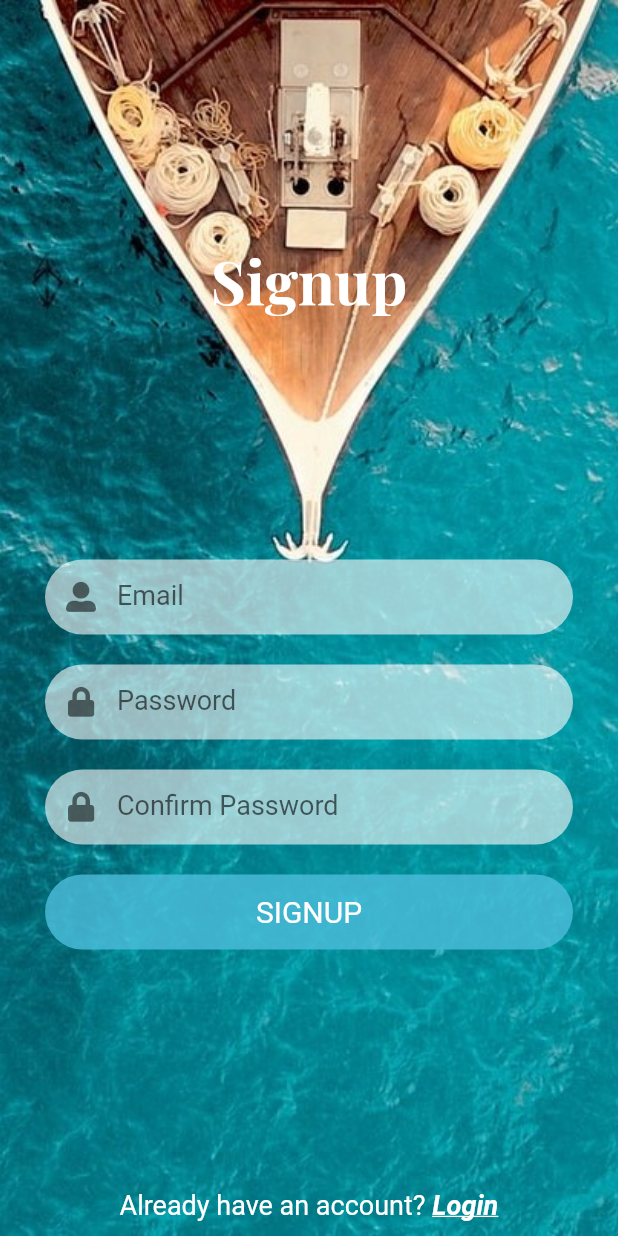
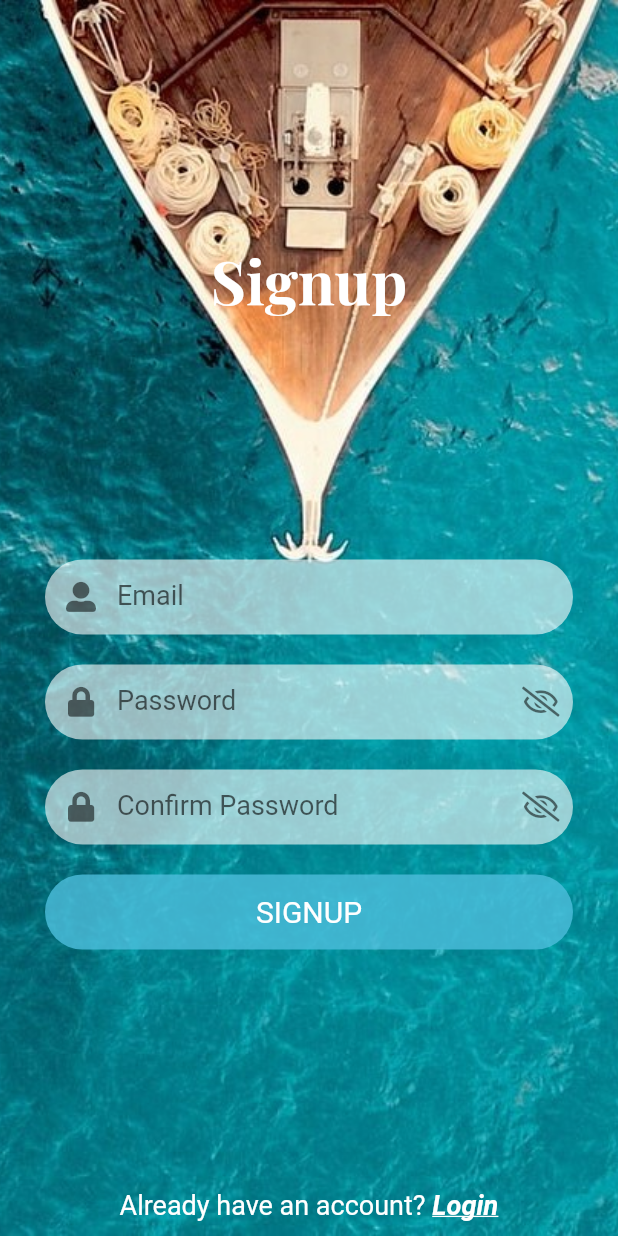
Before and after one commit to Johnny-Luu/TravelArt-Client, a Flutter app: the screen it shows after launch, after a tap on "Signup", on a phone screen of 412 x 824 dp. Run offline on Flutter 3.47's test engine with Material 2 defaults, Android fonts, the phone set to English and light mode, and no system bars; our stand-ins replace firebase_auth, firebase_core, font_awesome_flutter, google_fonts, smooth_page_indicator, smooth_star_rating; accounts and stored records are empty.

Commit message:
add signup func

```diff
--- a/lib/screens/login_screen/signup_screen.dart
+++ b/lib/screens/login_screen/signup_screen.dart
@@ -1,6 +1,8 @@
+import 'package:firebase_auth/firebase_auth.dart';
 import 'package:flutter/material.dart';
 import 'package:font_awesome_flutter/font_awesome_flutter.dart';
 import 'package:google_fonts/google_fonts.dart';
+import 'package:travelapp/services/user_services.dart';
 
 class SignupScreen extends StatefulWidget {
   SignupScreen({Key? key}) : super(key: key);
@@ -10,6 +12,45 @@ class SignupScreen extends StatefulWidget {
 }
 
 class _SignupScreenState extends State<SignupScreen> {
+  var firebaseAuth = AuthenticationService(FirebaseAuth.instance);
+
+  var emailController = TextEditingController();
+  var passwordController = TextEditingController();
+  var confirmPasswordController = TextEditingController();
+
+  var isPasswordHidden = true;
+  var isConfirmPasswordHidden = true;
+
+  void onSignUp() async {
+    var email = emailController.text;
+    var password = passwordController.text;
+    var confirmPassword = confirmPasswordController.text;
+
+    if (email.isEmpty || password.isEmpty || confirmPassword.isEmpty) {
+      // TODO: HANDLE EMPTY FIELDS HERE
+      print("empty fields");
+      return;
+    }
+
+    if (password != confirmPassword) {
+      // TODO: HANDLE WRONG CONFIRM PASSWORD HERE
+      print("wrong confirm password");
+      return;
+    }
+
+    var result = await firebaseAuth.SignUp(email, password);
+
+    if (result) {
+      // TODO: HANDLE SIGNUP SUCCESSFUL HERE
+      print("success");
+      Navigator.pop(context);                 // back to login screen
+    }
+    else {
+      // TODO: HANDLE SIGNUP FAILED HERE
+      print("signup failed");
+    }
+  }
+
   @override
   Widget build(BuildContext context) {
     return Scaffold(
@@ -44,14 +85,15 @@ class _SignupScreenState extends State<SignupScreen> {
                   color: Colors.white.withOpacity(0.6),
                   borderRadius: BorderRadius.circular(30),
                 ),
-                child: const TextField(
+                child: TextField(
+                  controller: emailController,
                   textAlignVertical: TextAlignVertical.center,
                   keyboardType: TextInputType.emailAddress,
                   cursorColor: Colors.black,
-                  style: TextStyle(
+                  style: const TextStyle(
                     fontSize: 18,
                   ),
-                  decoration: InputDecoration(
+                  decoration: const InputDecoration(
                     border: InputBorder.none,
                     hintText: "Email",
                     prefixIcon: Icon(
@@ -70,21 +112,36 @@ class _SignupScreenState extends State<SignupScreen> {
                   color: Colors.white.withOpacity(0.6),
                   borderRadius: BorderRadius.circular(30),
                 ),
-                child: const TextField(
+                child: TextField(
+                  controller: passwordController,
                   textAlignVertical: TextAlignVertical.center,
                   keyboardType: TextInputType.visiblePassword,
-                  obscureText: true,
+                  obscureText: isPasswordHidden,
                   cursorColor: Colors.black,
-                  style: TextStyle(
+                  style: const TextStyle(
                     fontSize: 18,
                   ),
                   decoration: InputDecoration(
                     border: InputBorder.none,
                     hintText: "Password",
-                    prefixIcon: Icon(
+                    prefixIcon: const Icon(
                       FontAwesomeIcons.lock,
                       size: 20,
                       color: Colors.black54,
+                    ),
+                    suffixIcon: IconButton(
+                      icon: Icon(
+                        isPasswordHidden
+                            ? FontAwesomeIcons.eyeSlash
+                            : FontAwesomeIcons.eye,
+                        size: 20,
+                        color: Colors.black54,
+                      ),
+                      onPressed: () {
+                        setState(() {
+                          isPasswordHidden = !isPasswordHidden;
+                        });
+                      },
                     ),
                   ),
                 ),
@@ -97,27 +154,44 @@ class _SignupScreenState extends State<SignupScreen> {
                   color: Colors.white.withOpacity(0.6),
                   borderRadius: BorderRadius.circular(30),
                 ),
-                child: const TextField(
+                child: TextField(
+                  controller: confirmPasswordController,
                   textAlignVertical: TextAlignVertical.center,
                   keyboardType: TextInputType.visiblePassword,
-                  obscureText: true,
+                  obscureText: isConfirmPasswordHidden,
                   cursorColor: Colors.black,
-                  style: TextStyle(
+                  style: const TextStyle(
                     fontSize: 18,
                   ),
                   decoration: InputDecoration(
                     border: InputBorder.none,
                     hintText: "Confirm Password",
-                    prefixIcon: Icon(
+                    prefixIcon: const Icon(
                       FontAwesomeIcons.lock,
                       size: 20,
                       color: Colors.black54,
+                    ),
+                    suffixIcon: IconButton(
+                      icon: Icon(
+                        isConfirmPasswordHidden
+                            ? FontAwesomeIcons.eyeSlash
+                            : FontAwesomeIcons.eye,
+                        size: 20,
+                        color: Colors.black54,
+                      ),
+                      onPressed: () {
+                        setState(() {
+                          isConfirmPasswordHidden = !isConfirmPasswordHidden;
+                        });
+                      },
                     ),
                   ),
                 ),
               ),
               const SizedBox(height: 20),
-              Container(
+              InkWell(
+                onTap: onSignUp,
+                child: Container(
                   width: double.infinity,
                   height: 50,
                   decoration: BoxDecoration(
@@ -130,6 +204,7 @@ class _SignupScreenState extends State<SignupScreen> {
                       style: TextStyle(
                         fontSize: 20,
                         color: Colors.white,
+                      ),
                     ),
                   ),
                 ),
```
Also changed, not shown: lib/screens/login_screen/login_screen.dart (+4 -3 lines). Lines whose indentation alone changed are shown as unchanged.
